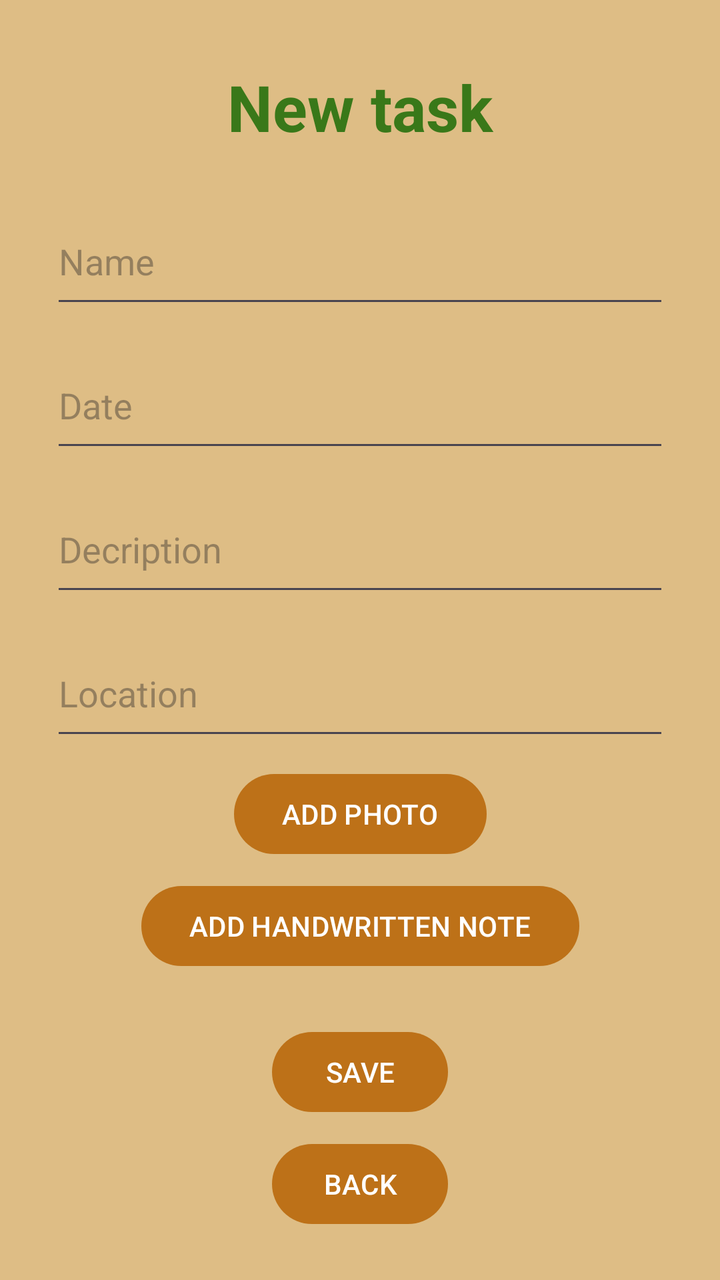
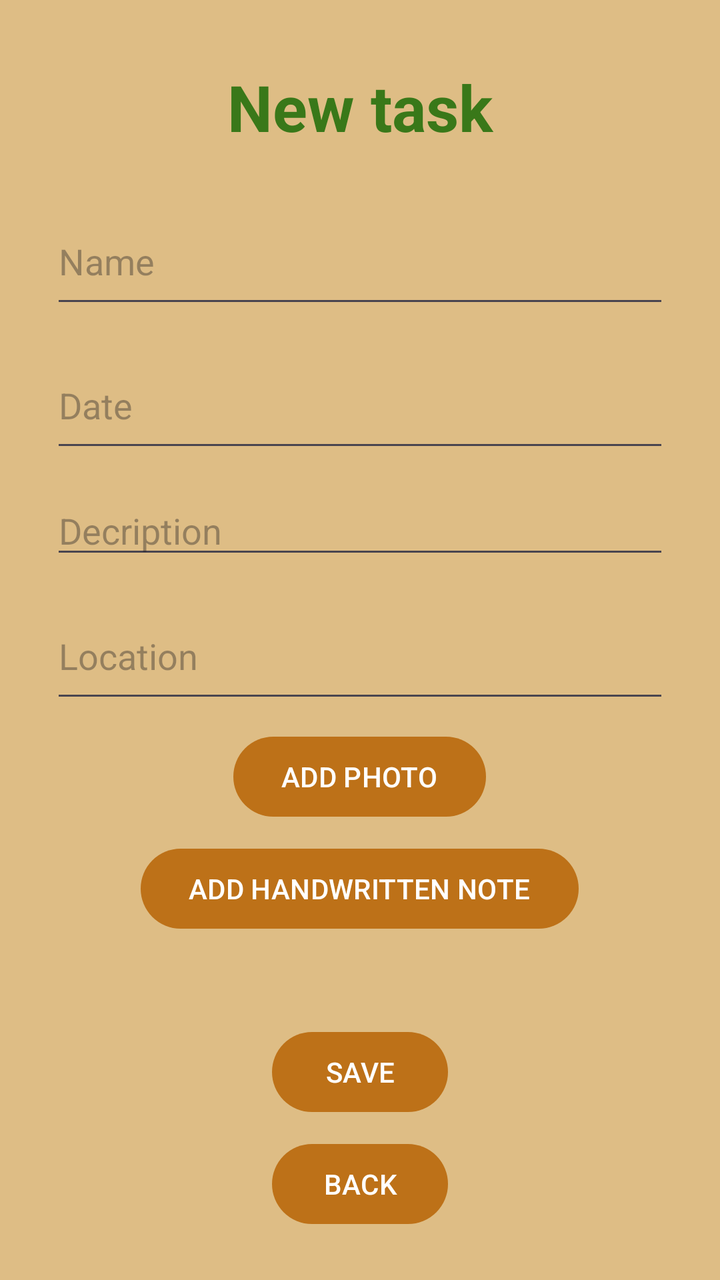

Two renders of the same Android screen: before a commit and after it. Below are the layout's source before the change and the commit's diff.
<!-- AndroidManifest.xml: application theme Theme.MyGarden -->
<!-- res/layout/activity_addingtask.xml -->
<?xml version="1.0" encoding="utf-8"?>
<androidx.constraintlayout.widget.ConstraintLayout xmlns:android="http://schemas.android.com/apk/res/android"
    xmlns:app="http://schemas.android.com/apk/res-auto"
    xmlns:tools="http://schemas.android.com/tools"
    android:id="@+id/main"
    android:layout_width="match_parent"
    android:layout_height="match_parent"
    android:paddingBottom="24dp"
    tools:context=".activities.AddingTaskActivity">

    <androidx.constraintlayout.widget.Guideline
        android:id="@+id/guidelineLeft"
        android:layout_width="wrap_content"
        android:layout_height="wrap_content"
        android:orientation="vertical"
        app:layout_constraintGuide_percent="0.07" />

    <androidx.constraintlayout.widget.Guideline
        android:id="@+id/guidelineRight"
        android:layout_width="wrap_content"
        android:layout_height="wrap_content"
        android:orientation="vertical"
        app:layout_constraintGuide_percent="0.93" />

    <TextView
        android:id="@+id/textViewTitle"
        android:layout_width="0dp"
        android:layout_height="wrap_content"
        android:layout_marginTop="32dp"
        android:text="New task"
        android:textAlignment="center"
        android:textColor="?attr/colorOnSurface"
        android:textSize="32sp"
        android:textStyle="bold"
        app:layout_constraintEnd_toEndOf="@id/guidelineRight"
        app:layout_constraintStart_toStartOf="@id/guidelineLeft"
        app:layout_constraintTop_toTopOf="parent" />

    <EditText
        android:id="@+id/TaskName"
        android:layout_width="0dp"
        android:layout_height="60dp"
        android:layout_marginTop="24dp"
        android:hint="Name"
        android:inputType="text"
        app:layout_constraintEnd_toEndOf="@id/guidelineRight"
        app:layout_constraintStart_toStartOf="@id/guidelineLeft"
        app:layout_constraintTop_toBottomOf="@+id/textViewTitle" />

    <EditText
        android:id="@+id/TaskDueDate"
        android:layout_width="0dp"
        android:layout_height="60dp"
        android:layout_marginTop="12dp"
        android:hint="Date"
        android:focusable="false"
        android:clickable="true"
        app:layout_constraintEnd_toEndOf="@id/guidelineRight"
        app:layout_constraintStart_toStartOf="@id/guidelineLeft"
        app:layout_constraintTop_toBottomOf="@+id/TaskName" />

    <EditText
        android:id="@+id/TaskDescription"
        android:layout_width="0dp"
        android:layout_height="60dp"
        android:layout_marginTop="12dp"
        android:hint="Decription"
        android:inputType="text"
        app:layout_constraintEnd_toEndOf="@id/guidelineRight"
        app:layout_constraintStart_toStartOf="@id/guidelineLeft"
        app:layout_constraintTop_toBottomOf="@+id/TaskDueDate" />

    <AutoCompleteTextView
        android:id="@+id/TaskLocation"
        android:layout_width="0dp"
        android:layout_height="60dp"
        android:layout_marginTop="12dp"
        android:hint="Location"
        android:completionThreshold="3"
        app:layout_constraintEnd_toEndOf="@id/guidelineRight"
        app:layout_constraintStart_toStartOf="@id/guidelineLeft"
        app:layout_constraintTop_toBottomOf="@+id/TaskDescription"
        android:dropDownWidth="match_parent"/>

    <ImageView
        android:id="@+id/PhotoPreview"
        android:layout_width="120dp"
        android:layout_height="120dp"
        android:layout_marginTop="16dp"
        android:background="#DDDDDD"
        android:scaleType="centerCrop"
        android:visibility="gone"
        app:layout_constraintEnd_toEndOf="@id/guidelineRight"
        app:layout_constraintStart_toStartOf="@id/guidelineLeft"
        app:layout_constraintTop_toBottomOf="@+id/TaskLocation" />

    <Button
        android:id="@+id/PhotoButton"
        android:layout_width="wrap_content"
        android:layout_height="wrap_content"
        android:layout_marginTop="8dp"
        android:text="ADD PHOTO"
        app:layout_constraintEnd_toEndOf="@id/guidelineRight"
        app:layout_constraintStart_toStartOf="@id/guidelineLeft"
        app:layout_constraintTop_toBottomOf="@+id/PhotoPreview" />

    <ImageView
        android:id="@+id/HandwrittenPreview"
        android:layout_width="120dp"
        android:layout_height="120dp"
        android:layout_marginTop="16dp"
        android:background="#DDDDDD"
        android:scaleType="centerCrop"
        android:visibility="gone"
        app:layout_constraintEnd_toEndOf="@id/guidelineRight"
        app:layout_constraintStart_toStartOf="@id/guidelineLeft"
        app:layout_constraintTop_toBottomOf="@+id/PhotoButton" />
    <Button
        android:id="@+id/HandwrittenButton"
        android:layout_width="wrap_content"
        android:layout_height="wrap_content"
        android:layout_marginTop="8dp"
        android:text="ADD HANDWRITTEN NOTE"
        app:layout_constraintTop_toBottomOf="@+id/HandwrittenPreview"
        app:layout_constraintEnd_toEndOf="@id/guidelineRight"
        app:layout_constraintStart_toStartOf="@id/guidelineLeft" />

    <Button
        android:id="@+id/AddButton"
        android:layout_width="wrap_content"
        android:layout_height="wrap_content"
        android:layout_marginBottom="8dp"
        android:text="SAVE"
        app:layout_constraintBottom_toTopOf="@+id/BackButton"
        app:layout_constraintEnd_toEndOf="@id/guidelineRight"
        app:layout_constraintStart_toStartOf="@id/guidelineLeft" />

    <Button
        android:id="@+id/BackButton"
        android:layout_width="wrap_content"
        android:layout_height="wrap_content"
        android:text="BACK"
        app:layout_constraintBottom_toBottomOf="parent"
        app:layout_constraintEnd_toEndOf="@id/guidelineRight"
        app:layout_constraintStart_toStartOf="@id/guidelineLeft" />

</androidx.constraintlayout.widget.ConstraintLayout>
<!-- resources referenced by this layout -->
<resources>
  <style name="Theme.MyGarden" parent="Base.Theme.MyGarden" />
  <style name="Base.Theme.MyGarden" parent="Theme.Material3.DayNight.NoActionBar">
          
          
          <item name="android:windowBackground">@color/beige</item>
          <item name="colorOnSurface">@color/dark_green</item>
          <item name="colorPrimary">@color/dark_orange</item>
          <item name="colorText">@color/black</item>
      </style>
  <color name="beige">#DEBD85</color>
  <color name="dark_green">#397819</color>
  <color name="dark_orange">#BD7118</color>
  <color name="black">#FF000000</color>
</resources>

<!-- the commit's change to res/layout/activity_addingtask.xml (unified diff, before → after) -->
@@ -36,94 +36,95 @@
         app:layout_constraintStart_toStartOf="@id/guidelineLeft"
         app:layout_constraintTop_toTopOf="parent" />
 
-    <EditText
-        android:id="@+id/TaskName"
+    <ScrollView
+        android:id="@+id/formScrollView"
         android:layout_width="0dp"
-        android:layout_height="60dp"
-        android:layout_marginTop="24dp"
-        android:hint="Name"
-        android:inputType="text"
+        android:layout_height="0dp"
+        android:layout_marginTop="16dp"
+        android:layout_marginBottom="16dp"
+        android:fillViewport="true"
+        app:layout_constraintBottom_toTopOf="@id/AddButton"
         app:layout_constraintEnd_toEndOf="@id/guidelineRight"
         app:layout_constraintStart_toStartOf="@id/guidelineLeft"
-        app:layout_constraintTop_toBottomOf="@+id/textViewTitle" />
+        app:layout_constraintTop_toBottomOf="@+id/textViewTitle">
 
-    <EditText
-        android:id="@+id/TaskDueDate"
-        android:layout_width="0dp"
-        android:layout_height="60dp"
-        android:layout_marginTop="12dp"
-        android:hint="Date"
-        android:focusable="false"
-        android:clickable="true"
-        app:layout_constraintEnd_toEndOf="@id/guidelineRight"
-        app:layout_constraintStart_toStartOf="@id/guidelineLeft"
-        app:layout_constraintTop_toBottomOf="@+id/TaskName" />
+        <LinearLayout
+            android:layout_width="match_parent"
+            android:layout_height="wrap_content"
+            android:gravity="center_horizontal"
+            android:orientation="vertical"
+            android:paddingBottom="16dp">
 
-    <EditText
-        android:id="@+id/TaskDescription"
-        android:layout_width="0dp"
-        android:layout_height="60dp"
-        android:layout_marginTop="12dp"
-        android:hint="Decription"
-        android:inputType="text"
-        app:layout_constraintEnd_toEndOf="@id/guidelineRight"
-        app:layout_constraintStart_toStartOf="@id/guidelineLeft"
-        app:layout_constraintTop_toBottomOf="@+id/TaskDueDate" />
+            <EditText
+                android:id="@+id/TaskName"
+                android:layout_width="match_parent"
+                android:layout_height="60dp"
+                android:layout_marginTop="8dp"
+                android:hint="Name"
+                android:inputType="text" />
 
-    <AutoCompleteTextView
-        android:id="@+id/TaskLocation"
-        android:layout_width="0dp"
-        android:layout_height="60dp"
-        android:layout_marginTop="12dp"
-        android:hint="Location"
-        android:completionThreshold="3"
-        app:layout_constraintEnd_toEndOf="@id/guidelineRight"
-        app:layout_constraintStart_toStartOf="@id/guidelineLeft"
-        app:layout_constraintTop_toBottomOf="@+id/TaskDescription"
-        android:dropDownWidth="match_parent"/>
+            <EditText
+                android:id="@+id/TaskDueDate"
+                android:layout_width="match_parent"
+                android:layout_height="60dp"
+                android:layout_marginTop="12dp"
+                android:clickable="true"
+                android:focusable="false"
+                android:hint="Date" />
 
-    <ImageView
-        android:id="@+id/PhotoPreview"
-        android:layout_width="120dp"
-        android:layout_height="120dp"
-        android:layout_marginTop="16dp"
-        android:background="#DDDDDD"
-        android:scaleType="centerCrop"
-        android:visibility="gone"
-        app:layout_constraintEnd_toEndOf="@id/guidelineRight"
-        app:layout_constraintStart_toStartOf="@id/guidelineLeft"
-        app:layout_constraintTop_toBottomOf="@+id/TaskLocation" />
+            <EditText
+                android:id="@+id/TaskDescription"
+                android:layout_width="match_parent"
+                android:layout_height="wrap_content"
+                android:layout_marginTop="12dp"
+                android:hint="Decription"
+                android:inputType="textMultiLine" />
 
-    <Button
-        android:id="@+id/PhotoButton"
-        android:layout_width="wrap_content"
-        android:layout_height="wrap_content"
-        android:layout_marginTop="8dp"
-        android:text="ADD PHOTO"
-        app:layout_constraintEnd_toEndOf="@id/guidelineRight"
-        app:layout_constraintStart_toStartOf="@id/guidelineLeft"
-        app:layout_constraintTop_toBottomOf="@+id/PhotoPreview" />
+            <AutoCompleteTextView
+                android:id="@+id/TaskLocation"
+                android:layout_width="match_parent"
+                android:layout_height="60dp"
+                android:layout_marginTop="12dp"
+                android:completionThreshold="3"
+                android:dropDownWidth="match_parent"
+                android:hint="Location" />
 
-    <ImageView
-        android:id="@+id/HandwrittenPreview"
-        android:layout_width="120dp"
-        android:layout_height="120dp"
-        android:layout_marginTop="16dp"
-        android:background="#DDDDDD"
-        android:scaleType="centerCrop"
-        android:visibility="gone"
-        app:layout_constraintEnd_toEndOf="@id/guidelineRight"
-        app:layout_constraintStart_toStartOf="@id/guidelineLeft"
-        app:layout_constraintTop_toBottomOf="@+id/PhotoButton" />
-    <Button
-        android:id="@+id/HandwrittenButton"
-        android:layout_width="wrap_content"
-        android:layout_height="wrap_content"
-        android:layout_marginTop="8dp"
-        android:text="ADD HANDWRITTEN NOTE"
-        app:layout_constraintTop_toBottomOf="@+id/HandwrittenPreview"
-        app:layout_constraintEnd_toEndOf="@id/guidelineRight"
-        app:layout_constraintStart_toStartOf="@id/guidelineLeft" />
+            <ImageView
+                android:id="@+id/PhotoPreview"
+                android:layout_width="120dp"
+                android:layout_height="120dp"
+                android:layout_marginTop="16dp"
+                android:background="#DDDDDD"
+                android:scaleType="centerCrop"
+                android:visibility="gone" />
+
+            <Button
+                android:id="@+id/PhotoButton"
+                android:layout_width="wrap_content"
+                android:layout_height="wrap_content"
+                android:layout_marginTop="8dp"
+                android:text="ADD PHOTO"
+                android:visibility="visible" />
+
+            <ImageView
+                android:id="@+id/HandwrittenPreview"
+                android:layout_width="120dp"
+                android:layout_height="120dp"
+                android:layout_marginTop="16dp"
+                android:background="#DDDDDD"
+                android:scaleType="centerCrop"
+                android:visibility="gone" />
+
+            <Button
+                android:id="@+id/HandwrittenButton"
+                android:layout_width="wrap_content"
+                android:layout_height="wrap_content"
+                android:layout_marginTop="8dp"
+                android:text="ADD HANDWRITTEN NOTE"
+                android:visibility="visible" />
+
+        </LinearLayout>
+    </ScrollView>
 
     <Button
         android:id="@+id/AddButton"
